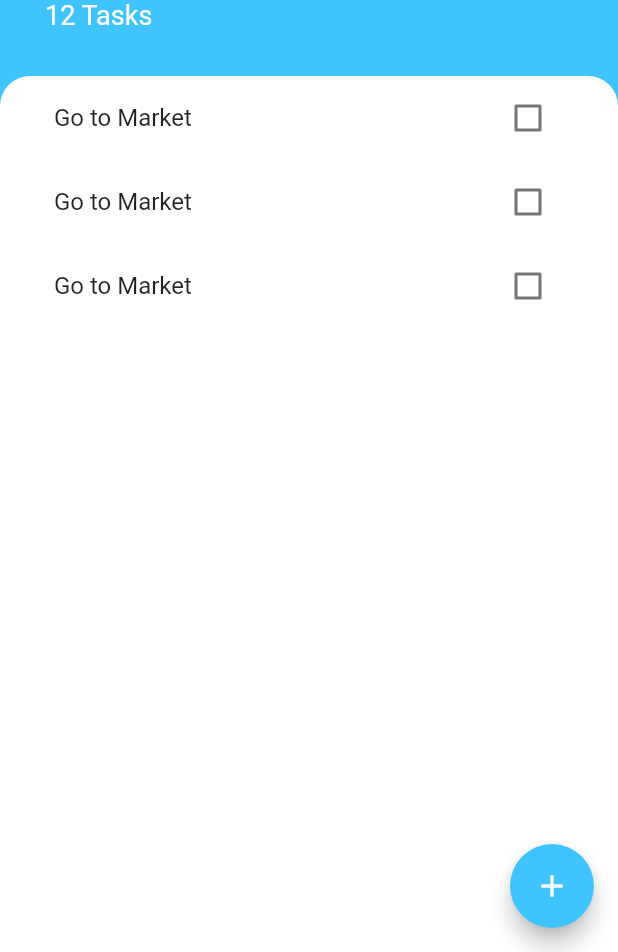
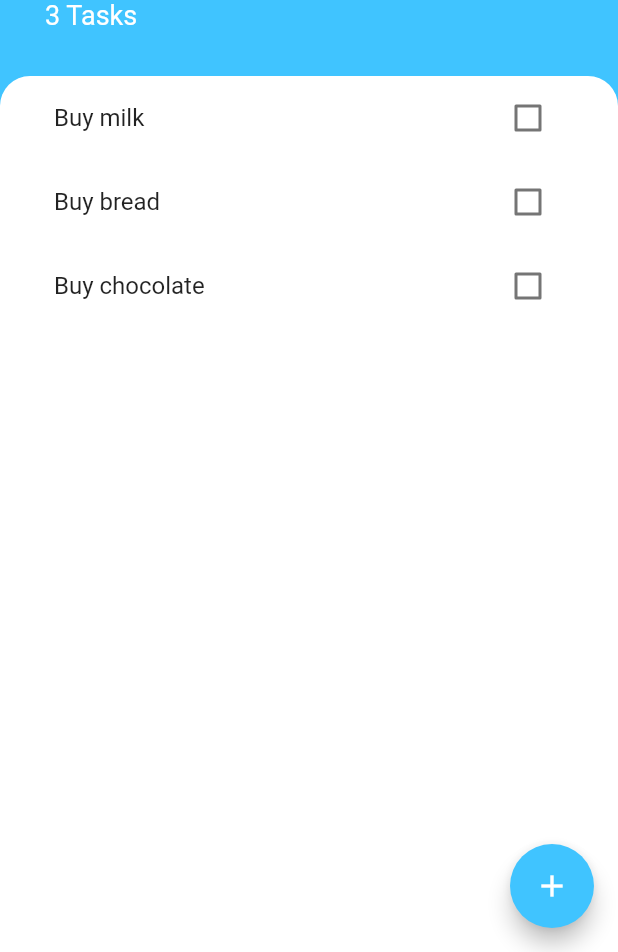
Before and after one commit to hkm007/todoey, a Flutter app: the screen it shows after launch, on a phone screen of 412 x 824 dp, the part 284-1236 px from its top. Run offline on Flutter 3.47's test engine with Material 2 defaults, Android fonts, the phone set to English and light mode, and no system bars.

```diff
--- /dev/null
+++ b/lib/models/task.dart
@@ -0,0 +1,12 @@
+class Task {
+
+  final String name;
+  bool isDone;
+
+  Task({required this.name, this.isDone = false});
+
+  void toggleDone() {
+    isDone = !isDone;
+  }
+
+}
--- a/lib/screens/add_task_screen.dart
+++ b/lib/screens/add_task_screen.dart
@@ -1,10 +1,14 @@
 import 'package:flutter/material.dart';
 
 class AddTaskScreen extends StatelessWidget {
-  const AddTaskScreen({Key? key}) : super(key: key);
+  const AddTaskScreen({Key? key, required this.addTaskCallback}) : super(key: key);
+
+  final Function(String?) addTaskCallback;
 
   @override
   Widget build(BuildContext context) {
+    String? newTaskTitle;
+
     return Container(
       color: const Color(0xff757575),
       child: Container(
@@ -27,13 +31,16 @@ class AddTaskScreen extends StatelessWidget {
                 color: Colors.lightBlueAccent,
               ),
             ),
-            const TextField(
+            TextField(
               autofocus: true,
               textAlign: TextAlign.center,
+              onChanged: (newText) {
+                newTaskTitle = newText;
+              },
             ),
             FlatButton(
               onPressed: () {
-                //Todo: Add logic for adding task
+                addTaskCallback(newTaskTitle);
               },
               child: const Text(
                 'Add',
--- a/lib/screens/task_screen.dart
+++ b/lib/screens/task_screen.dart
@@ -1,9 +1,21 @@
 import 'package:flutter/material.dart';
 import 'package:todoey/widgets/task_list.dart';
 import 'package:todoey/screens/add_task_screen.dart';
+import 'package:todoey/models/task.dart';
 
-class TaskScreen extends StatelessWidget {
+class TaskScreen extends StatefulWidget {
   const TaskScreen({Key? key}) : super(key: key);
+
+  @override
+  State<TaskScreen> createState() => _TaskScreenState();
+}
+
+class _TaskScreenState extends State<TaskScreen> {
+  List<Task> tasks = [
+    Task(name: 'Buy milk'),
+    Task(name: 'Buy bread'),
+    Task(name: 'Buy chocolate'),
+  ];
 
   @override
   Widget build(BuildContext context) {
@@ -17,7 +29,14 @@ class TaskScreen extends StatelessWidget {
               builder: (context) => SingleChildScrollView(
                 child: Container(
                   padding: EdgeInsets.only(bottom: MediaQuery.of(context).viewInsets.bottom),
-                  child: const AddTaskScreen(),
+                  child: AddTaskScreen(
+                    addTaskCallback: (newTaskTitle) {
+                      setState(() {
+                        tasks.add(Task(name: newTaskTitle!));
+                      });
+                      Navigator.pop(context);
+                    },
+                  ),
                 ),
               )
           );
@@ -32,8 +51,8 @@ class TaskScreen extends StatelessWidget {
             padding: const EdgeInsets.only(top: 60.0, left: 30.0, right: 30.0, bottom: 30.0,),
             child: Column(
               crossAxisAlignment: CrossAxisAlignment.start,
-              children: const [
-                CircleAvatar(
+              children: [
+                const CircleAvatar(
                   child: Icon(
                     Icons.list,
                     size: 30.0,
@@ -42,8 +61,8 @@ class TaskScreen extends StatelessWidget {
                   backgroundColor: Colors.white,
                   radius: 30.0,
                 ),
-                SizedBox(height: 10.0,),
-                Text(
+                const SizedBox(height: 10.0,),
+                const Text(
                   'Todoey',
                   style: TextStyle(
                     color: Colors.white,
@@ -52,8 +71,8 @@ class TaskScreen extends StatelessWidget {
                   ),
                 ),
                 Text(
-                  '12 Tasks',
-                  style: TextStyle(
+                  '${tasks.length} Tasks',
+                  style: const TextStyle(
                     color: Colors.white,
                     fontSize: 18.0,
                   ),
@@ -71,7 +90,7 @@ class TaskScreen extends StatelessWidget {
                   topRight: Radius.circular(20.0),
                 ),
               ),
-              child: const TaskList(),
+              child: TaskList(tasks: tasks,),
             ),
           ),
         ],
--- a/lib/widgets/task_list.dart
+++ b/lib/widgets/task_list.dart
@@ -1,19 +1,36 @@
 import 'package:flutter/material.dart';
 import 'package:todoey/widgets/task_tile.dart';
+import 'package:todoey/models/task.dart';
 
-class TaskList extends StatelessWidget {
+class TaskList extends StatefulWidget {
   const TaskList({
     Key? key,
+    required this.tasks
   }) : super(key: key);
+
+  final List<Task> tasks;
+
+  @override
+  State<TaskList> createState() => _TaskListState();
+}
+
+class _TaskListState extends State<TaskList> {
 
   @override
   Widget build(BuildContext context) {
-    return ListView(
-      children: const [
-        TaskTile(),
-        TaskTile(),
-        TaskTile(),
-      ],
+    return ListView.builder(
+      itemBuilder: (context, index) {
+        return TaskTile(
+          isChecked: widget.tasks[index].isDone,
+          taskTitle: widget.tasks[index].name,
+          checkboxCallback: (bool? currentCheckBoxState) {
+            setState(() {
+              widget.tasks[index].toggleDone();
+            });
+          },
+        );
+      },
+      itemCount: widget.tasks.length,
     );
   }
 }
--- a/lib/widgets/task_tile.dart
+++ b/lib/widgets/task_tile.dart
@@ -3,17 +3,28 @@ import 'package:flutter/material.dart';
 class TaskTile extends StatelessWidget {
   const TaskTile({
     Key? key,
+    required this.isChecked,
+    required this.taskTitle,
+    required this.checkboxCallback
   }) : super(key: key);
+
+  final bool isChecked;
+  final String taskTitle;
+  final Function(bool?) checkboxCallback;
 
   @override
   Widget build(BuildContext context) {
     return ListTile(
-      title: const Text('Go to Market'),
+      title: Text(
+        taskTitle,
+        style: TextStyle(
+          decoration: isChecked ? TextDecoration.lineThrough : null,
+        ),
+      ),
       trailing: Checkbox(
-        onChanged: (bool? value) {
-
-        },
-        value: false,
+        activeColor: Colors.lightBlueAccent,
+        value: isChecked,
+        onChanged: checkboxCallback,
       ),
     );
   }
```
